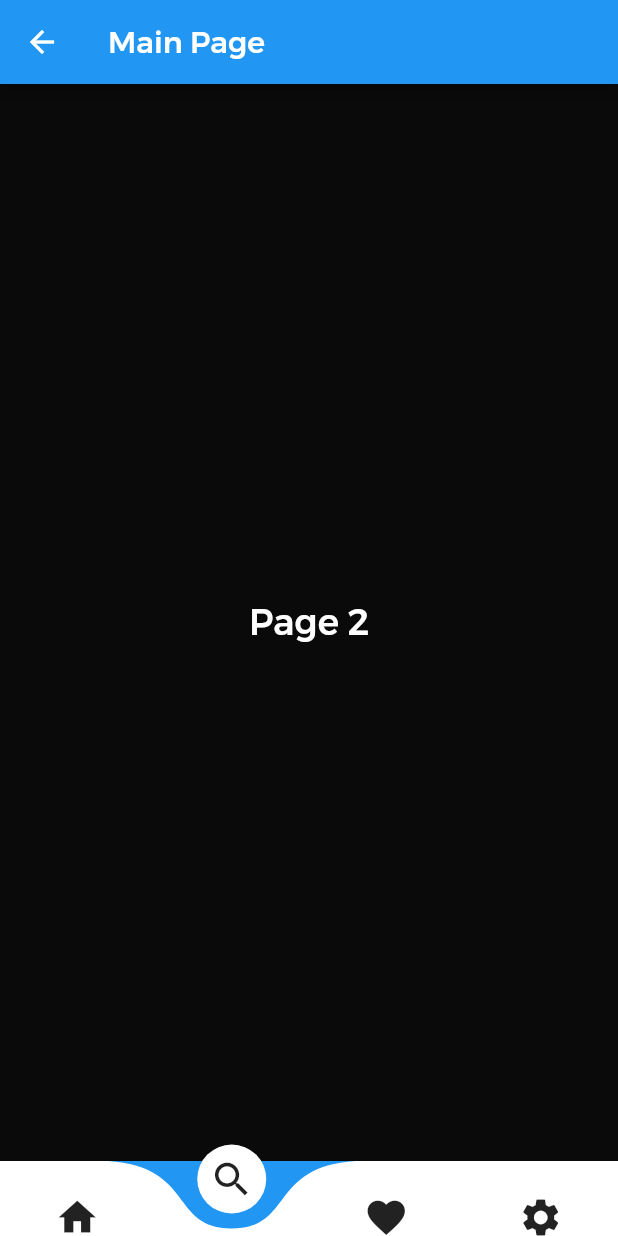
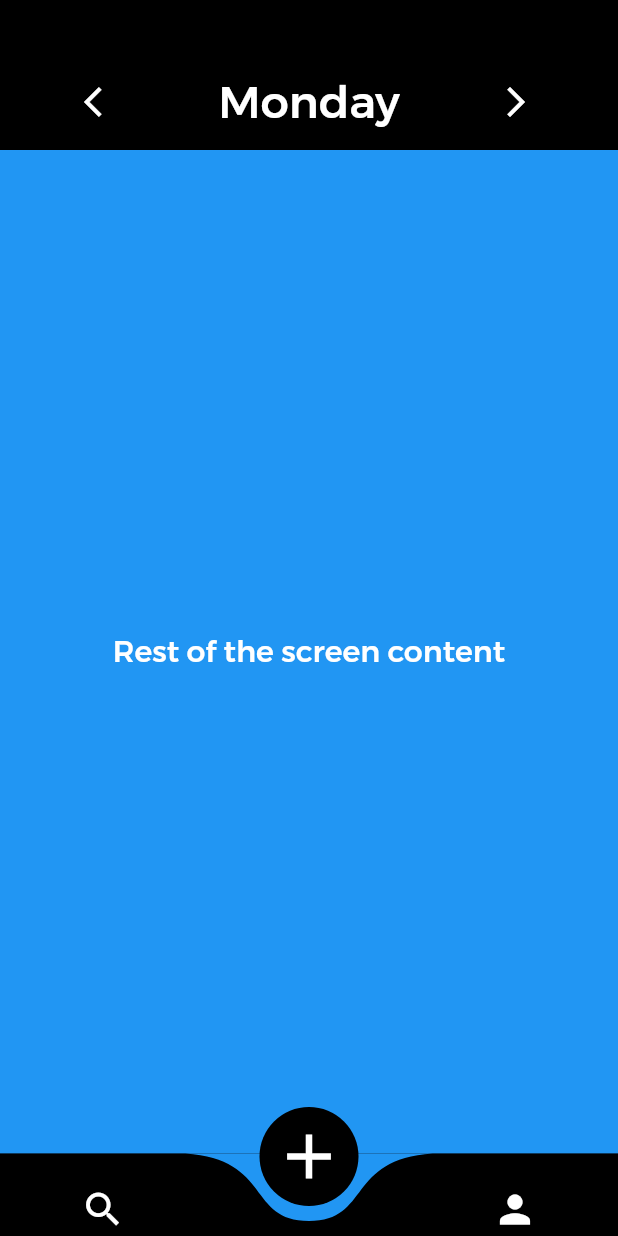
Before and after one commit to nesistor/todo_flutter, a Flutter app: the MainPage screen opened directly, item 2 of the bottom bar chosen, on a phone screen of 412 x 824 dp. Run offline on Flutter 3.47's test engine with Material 2 defaults, Android fonts, the phone set to English and light mode, and no system bars; drawn by our look-alikes of curved_navigation_bar; our stand-ins replace country_picker, firebase_core, shared_preferences; accounts and stored records are empty; generated files the repository leaves out were written again.

```diff
--- a/lib/pages/main_page/main_page.dart
+++ b/lib/pages/main_page/main_page.dart
@@ -1,18 +1,9 @@
 import 'package:flutter/material.dart';
 import 'package:curved_navigation_bar/curved_navigation_bar.dart';
 
-void main() {
-  runApp(MyApp());
-}
-
-class MyApp extends StatelessWidget {
-  @override
-  Widget build(BuildContext context) {
-    return MaterialApp(
-      home: MainPage(),
-    );
-  }
-}
+import 'package:todo_flutter/pages/search_page/search_page.dart';
+import 'package:todo_flutter/pages/profile_page/profile_page.dart';
+import 'package:todo_flutter/pages/tasks_page/tasks_page.dart';
 
 class MainPage extends StatefulWidget {
   @override
@@ -20,41 +11,39 @@ class MainPage extends StatefulWidget {
 }
 
 class _MainPageState extends State<MainPage> {
-  int _currentIndex = 0;
+  int _page = 0;
+  GlobalKey<CurvedNavigationBarState> _bottomNavigationKey = GlobalKey();
 
   @override
   Widget build(BuildContext context) {
+    List<Widget> pages = [
+      SearchPage(),
+      TasksPage(),
+      ProfilePage(),
+    ];
+
     return Scaffold(
-      appBar: AppBar(
-        title: Text('Main Page'),
-      ),
-      body: Center(
-        child: Text(
-          'Page ${_currentIndex + 1}',
-          style: TextStyle(fontSize: 24),
-        ),
-      ),
         bottomNavigationBar: CurvedNavigationBar(
-        index: _currentIndex,
-        height: 50.0,
+          key: _bottomNavigationKey,
+          height: 55.0,
           items: <Widget>[
-          Icon(Icons.home, size: 30),
-          Icon(Icons.search, size: 30),
-          Icon(Icons.favorite, size: 30),
-          Icon(Icons.settings, size: 30),
+            Icon(Icons.search, size: 30, color: Colors.white),
+            Icon(Icons.add, size: 50, color: Colors.white),
+            Icon(Icons.person, size: 30, color: Colors.white),
           ],
-        color: Colors.white,
-        buttonBackgroundColor: Colors.white,
-        backgroundColor:
-            Colors.blue, // You can set your desired background color
+          color: Colors.black,
+          buttonBackgroundColor: Colors.black,
+          backgroundColor: Colors.blue, // You can set your desired background color
           animationCurve: Curves.easeInOut,
           animationDuration: Duration(milliseconds: 300),
           onTap: (index) {
             setState(() {
-            _currentIndex = index;
+              _page = index;
             });
           },
         ),
+      body: pages[_page],
     );
+
   }
 }
--- a/lib/pages/tasks_page/tasks_page.dart
+++ b/lib/pages/tasks_page/tasks_page.dart
@@ -0,0 +1,90 @@
+import 'package:flutter/material.dart';
+
+class TasksPage extends StatefulWidget {
+  @override
+  _TasksPageState createState() => _TasksPageState();
+}
+
+class _TasksPageState extends State<TasksPage> {
+  int _selectedDayIndex = 0;
+  final List<String> daysOfWeek = [
+    'Monday',
+    'Tuesday',
+    'Wednesday',
+    'Thursday',
+    'Friday',
+    'Saturday',
+    'Sunday',
+  ];
+
+  void _previousDay() {
+    setState(() {
+      _selectedDayIndex = (_selectedDayIndex - 1) % daysOfWeek.length;
+      if (_selectedDayIndex < 0) {
+        _selectedDayIndex = daysOfWeek.length - 1;
+      }
+    });
+  }
+
+  void _nextDay() {
+    setState(() {
+      _selectedDayIndex = (_selectedDayIndex + 1) % daysOfWeek.length;
+    });
+  }
+
+  @override
+  Widget build(BuildContext context) {
+    return Scaffold(
+      body: Column(
+        children: [
+          Container(
+            height: 100,
+            color: Colors.black,
+            child: Center(
+              child: Column(
+                mainAxisAlignment: MainAxisAlignment.start,
+                children: [
+                  SizedBox(height: 44.0),
+                  Row(
+                    mainAxisAlignment: MainAxisAlignment.center,
+                    children: [
+                      SizedBox(width: 44.0),
+                      IconButton(
+                        icon: Icon(Icons.arrow_back_ios, color: Colors.white),
+                        onPressed: _previousDay,
+                      ),
+                      Expanded(
+                        child: Center(
+                          child: Text(
+                            daysOfWeek[_selectedDayIndex],
+                            style: TextStyle(fontSize: 30, color: Colors.white),
+                          ),
+                        ),
+                      ),
+                      IconButton(
+                        icon: Icon(Icons.arrow_forward_ios, color: Colors.white),
+                        onPressed: _nextDay,
+                      ),
+                      SizedBox(width: 44.0),
+                    ],
+                  ),
+                ],
+              ),
+            ),
+          ),
+          Expanded(
+            child: Container(
+              color: Colors.blue, // Grey background color
+              child: Center(
+                child: Text(
+                  'Rest of the screen content',
+                  style: TextStyle(fontSize: 20, color: Colors.white),
+                ),
+              ),
+            ),
+          ),
+        ],
+      ),
+    );
+  }
+}
--- a/pubspec.yaml
+++ b/pubspec.yaml
@@ -68,6 +68,8 @@ flutter:
   # To add assets to your application, add an assets section, like this:
   assets:
     - assets/background/login_background.png
+    - assets/avatars/ai.png
+    - assets/background/oceanlab_7.png
 
   # An image asset can refer to one or more resolution-specific "variants", see
   # https://flutter.dev/assets-and-images/#resolution-aware
```
Also changed, not shown: lib/pages/profile_page/profile_page.dart (added, +53 -0 lines), lib/pages/search_page/search_page.dart (added, +33 -0 lines). Lines whose indentation alone changed are shown as unchanged.
